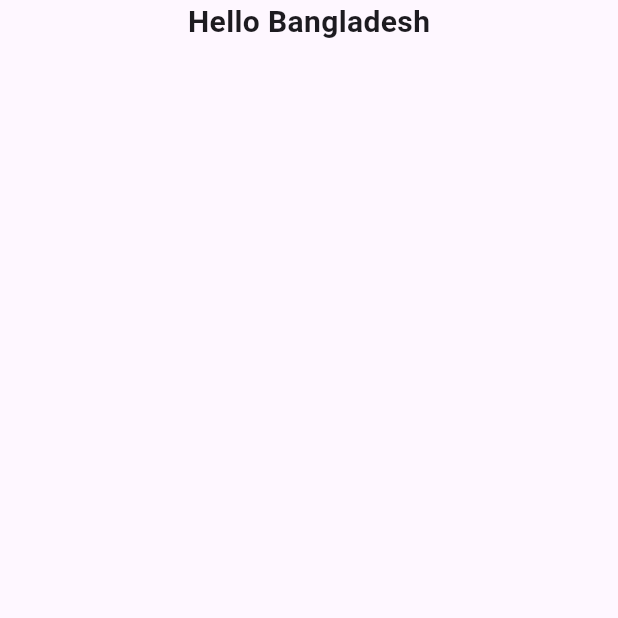
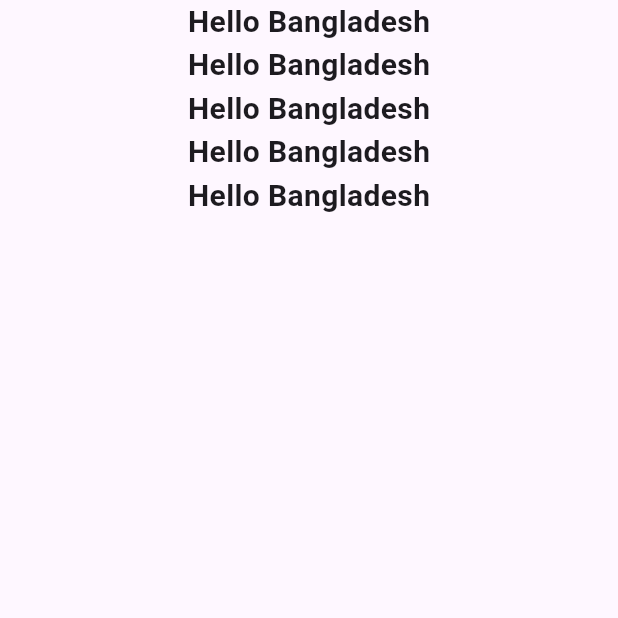
Before and after one commit to opi1001/practice, a Flutter app: the screen it shows after launch, on a phone screen of 412 x 824 dp, the top half of it. Run offline on Flutter 3.47's test engine with Material 3 defaults, Android fonts, the phone set to English and light mode, and no system bars.

Commit message:
2nd commit

```diff
--- a/lib/practice.dart
+++ b/lib/practice.dart
@@ -20,7 +20,35 @@
                 fontSize: 20,
                 fontWeight: FontWeight.w700,
               ),
-            )
+            ),
+            Text(
+              "Hello Bangladesh",
+              style: TextStyle(
+                fontSize: 20,
+                fontWeight: FontWeight.w700,
+              ),
+            ),
+            Text(
+              "Hello Bangladesh",
+              style: TextStyle(
+                fontSize: 20,
+                fontWeight: FontWeight.w700,
+              ),
+            ),
+            Text(
+              "Hello Bangladesh",
+              style: TextStyle(
+                fontSize: 20,
+                fontWeight: FontWeight.w700,
+              ),
+            ),
+            Text(
+              "Hello Bangladesh",
+              style: TextStyle(
+                fontSize: 20,
+                fontWeight: FontWeight.w700,
+              ),
+            ),
           ],
         ),
       ),
```
